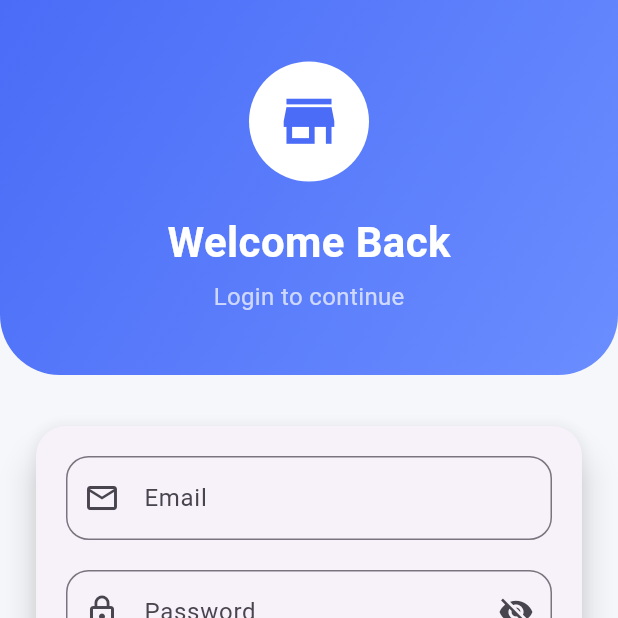
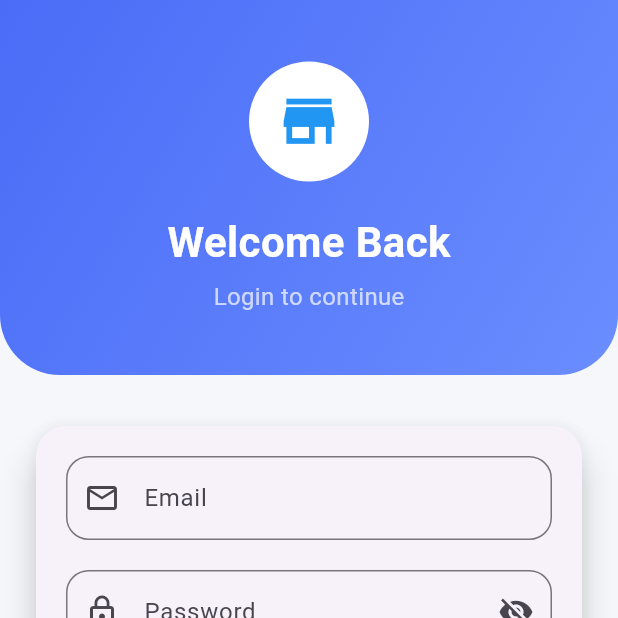
Before and after one commit to KhushbooCoder/team_project_app, a Flutter app: the screen it shows after launch, on a phone screen of 412 x 824 dp, the top half of it. Run offline on Flutter 3.47's test engine with Material 3 defaults, Android fonts, the phone set to English and light mode, and no system bars.

```diff
--- a/lib/login_screen.dart
+++ b/lib/login_screen.dart
@@ -48,7 +48,7 @@ class _LoginScreenState extends State<LoginScreen> {
                       child: Icon(
                         Icons.store,
                         size: 45,
-                        color: Color(0xff4A6CF7),
+                        color: Colors.blue,
                       ),
                     ),
                     SizedBox(height: 20),
```
